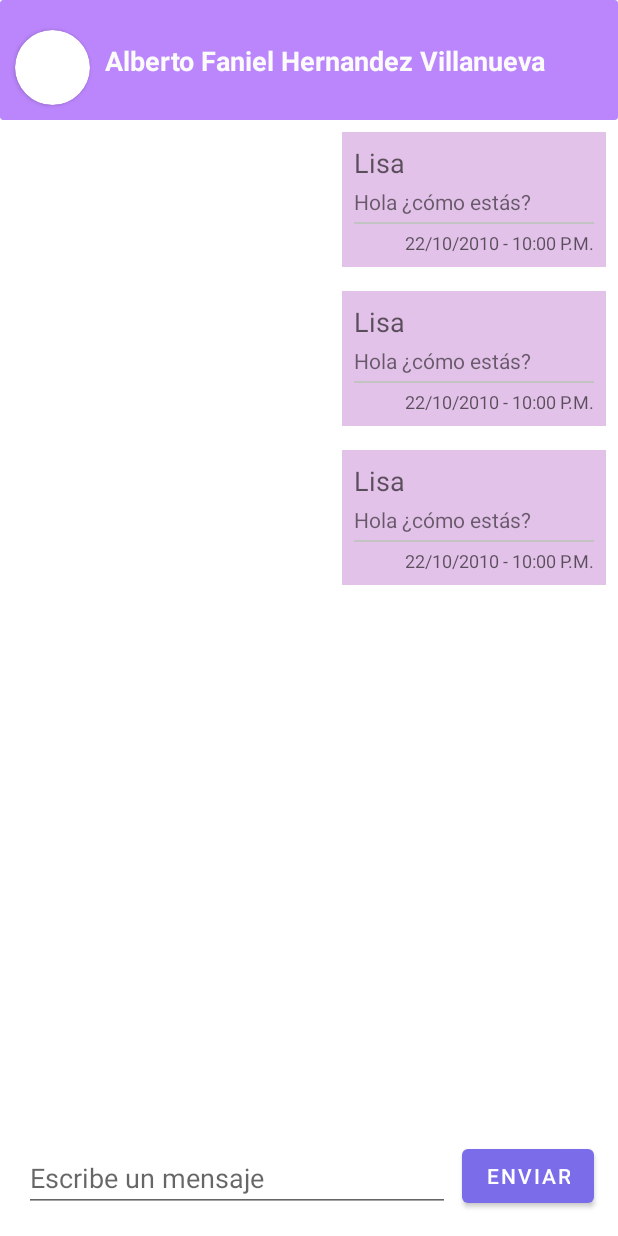
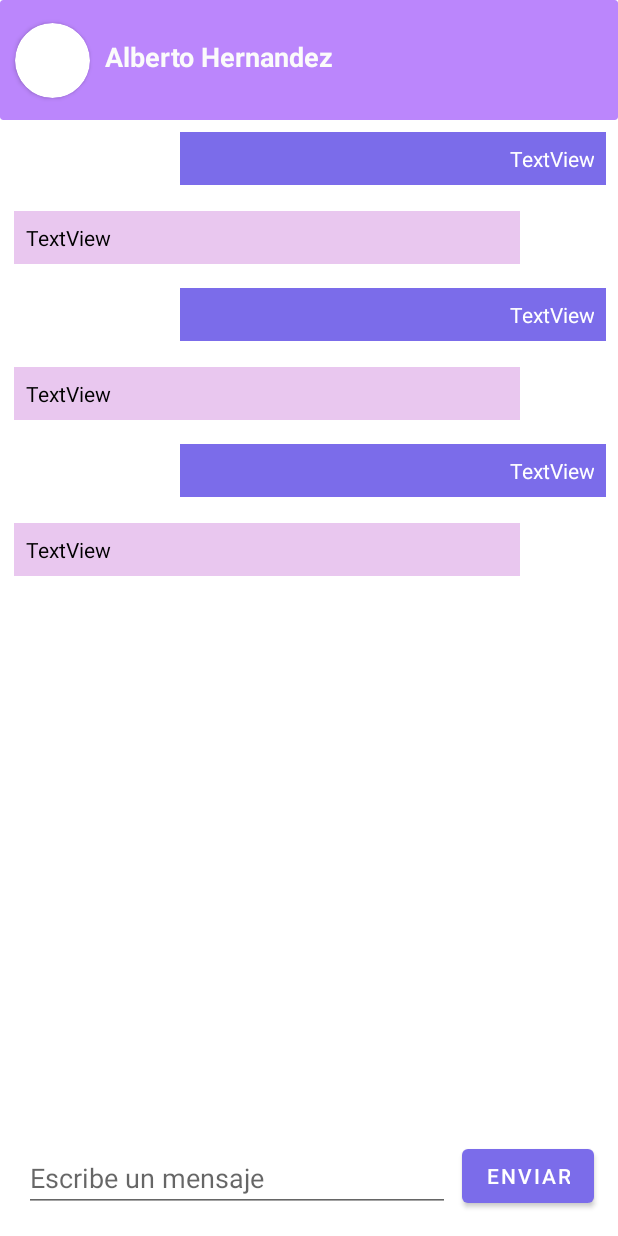
Before and after one commit to AlbertoHV23/POI, an Android app: the layout activity_chat.xml on its own in the app's theme, with its tools: preview values and no code run, on a phone screen of 412 x 824 dp. Run offline under Robolectric (Android 15) with nearby library versions, the phone set to English and light mode, and no system bars.

Commit message:
Si se salva

```diff
--- a/app/app/src/main/java/com/poi/camppus/activities/MainNavigationActivity.kt
+++ b/app/app/src/main/java/com/poi/camppus/activities/MainNavigationActivity.kt
@@ -29,11 +29,5 @@ class MainNavigationActivity : AppCompatActivity() {
         navView.setupWithNavController(navController)
 
 
-
-
-
-
-
-
     }
 }
--- a/app/app/src/main/res/layout/activity_chat.xml
+++ b/app/app/src/main/res/layout/activity_chat.xml
@@ -13,10 +13,10 @@
         android:layout_width="50dp"
         android:layout_height="50dp"
         android:layout_marginStart="10dp"
-        android:layout_marginTop="20dp"
         app:cardCornerRadius="50dp"
+        app:layout_constraintBottom_toBottomOf="@+id/headerChat"
         app:layout_constraintStart_toStartOf="parent"
-        app:layout_constraintTop_toTopOf="parent">
+        app:layout_constraintTop_toTopOf="@+id/headerChat">
 
         <ImageView
             android:id="@+id/imageView3"
@@ -71,7 +71,7 @@
         android:layout_height="wrap_content"
         android:layout_marginStart="10dp"
         android:layout_marginTop="10dp"
-        android:text="Alberto Faniel Hernandez Villanueva"
+        android:text="Alberto Hernandez"
         android:textColor="@color/Backgorund_login"
         android:textSize="18sp"
         android:textStyle="bold"
--- a/app/app/src/main/res/layout/item_lista_mensajes.xml
+++ b/app/app/src/main/res/layout/item_lista_mensajes.xml
@@ -1,50 +1,70 @@
 <?xml version="1.0" encoding="utf-8"?>
-<LinearLayout xmlns:android="http://schemas.android.com/apk/res/android"
+<androidx.constraintlayout.widget.ConstraintLayout xmlns:android="http://schemas.android.com/apk/res/android"
+    xmlns:app="http://schemas.android.com/apk/res-auto"
     xmlns:tools="http://schemas.android.com/tools"
     android:layout_width="match_parent"
-    android:layout_height="wrap_content"
-    android:layout_margin="8dp"
-    android:gravity="right"
-    android:orientation="vertical">
+    android:layout_height="wrap_content">
 
-    <LinearLayout
-        android:id="@+id/contenedorMensaje"
-        android:layout_width="wrap_content"
+    <androidx.constraintlayout.widget.ConstraintLayout
+        android:id="@+id/myMessageLayout"
+        android:layout_width="0dp"
         android:layout_height="wrap_content"
-        android:background="#80C686D1"
-        android:gravity="right|left"
-        android:orientation="vertical"
-        android:padding="8dp">
+        app:layout_constraintEnd_toEndOf="parent"
+        app:layout_constraintStart_toStartOf="parent"
+        app:layout_constraintTop_toTopOf="parent">
 
         <TextView
-            android:id="@+id/mensaje_usuario"
-            android:layout_width="wrap_content"
+            android:id="@+id/myMessageTextView"
+            android:layout_width="0dp"
             android:layout_height="wrap_content"
-            android:textAppearance="@style/TextAppearance.AppCompat.Medium"
-            tools:text="Lisa" />
+            android:layout_marginStart="120dp"
+            android:layout_marginTop="8dp"
+            android:layout_marginEnd="8dp"
+            android:layout_marginBottom="8dp"
+            android:background="@color/color3"
+            android:gravity="end"
+            android:padding="8dp"
+            android:text="TextView"
+            android:textColor="@android:color/white"
+            app:layout_constraintBottom_toBottomOf="parent"
+            app:layout_constraintEnd_toEndOf="parent"
+            app:layout_constraintStart_toStartOf="parent"
+            app:layout_constraintTop_toTopOf="parent"
+            app:layout_constraintVertical_bias="0.98" />
+    </androidx.constraintlayout.widget.ConstraintLayout>
+
+    <androidx.constraintlayout.widget.ConstraintLayout
+        android:id="@+id/otherMessageLayout"
+        android:layout_width="0dp"
+        android:layout_height="wrap_content"
+        android:layout_marginStart="1dp"
+        android:layout_marginLeft="1dp"
+        android:layout_marginTop="1dp"
+        android:layout_marginEnd="1dp"
+        android:layout_marginRight="1dp"
+        app:layout_constraintBottom_toBottomOf="parent"
+        app:layout_constraintEnd_toEndOf="parent"
+        app:layout_constraintHorizontal_bias="1.0"
+        app:layout_constraintStart_toStartOf="parent"
+        app:layout_constraintTop_toBottomOf="@+id/myMessageLayout"
+        app:layout_constraintVertical_bias="1.0">
 
         <TextView
-            android:id="@+id/tvMensaje"
-            android:layout_width="wrap_content"
+            android:id="@+id/othersMessageTextView"
+            android:layout_width="0dp"
             android:layout_height="wrap_content"
-            android:layout_marginTop="4dp"
-            android:maxEms="20"
-            android:minEms="10"
-            tools:text="Hola ¿cómo estás?" />
+            android:layout_marginStart="8dp"
+            android:layout_marginTop="8dp"
+            android:layout_marginEnd="64dp"
+            android:layout_marginBottom="8dp"
+            android:background="#E9C7EF"
+            android:padding="8dp"
+            android:text="TextView"
+            android:textColor="@color/black"
+            app:layout_constraintBottom_toBottomOf="parent"
+            app:layout_constraintEnd_toEndOf="parent"
+            app:layout_constraintStart_toStartOf="parent"
+            app:layout_constraintTop_toTopOf="parent" />
 
-        <View
-            android:layout_width="match_parent"
-            android:layout_height="1dp"
-            android:layout_marginTop="4dp"
-            android:layout_marginBottom="4dp"
-            android:background="#C3C3C3" />
-
-        <TextView
-            android:id="@+id/tvFecha"
-            android:layout_width="match_parent"
-            android:layout_height="wrap_content"
-            android:gravity="end"
-            android:textAppearance="@style/TextAppearance.AppCompat.Caption"
-            tools:text="22/10/2010 - 10:00 P.M." />
-    </LinearLayout>
-</LinearLayout>
+    </androidx.constraintlayout.widget.ConstraintLayout>
+</androidx.constraintlayout.widget.ConstraintLayout>
```
Also changed, not shown: app/app/src/main/java/com/poi/camppus/MensajesActivity.kt (+7 -3 lines), app/app/src/main/java/com/poi/camppus/activities/LoginActivity.kt (+2 -27 lines), app/app/src/main/java/com/poi/camppus/activities/SendmessagesActivity.kt (+3 -15 lines), app/app/src/main/java/com/poi/camppus/activities/SignInActivity.kt (+0 -15 lines), app/app/src/main/java/com/poi/camppus/adapters/ListaChatAdapter.kt (+5 -3 lines), app/app/src/main/java/com/poi/camppus/adapters/MensajesAdapter.kt (+23 -7 lines), app/app/src/main/java/com/poi/camppus/ui/chat/ChatsFragment.kt (+13 -28 lines), app/app/src/main/res/layout/activity_sendmessages.xml (+1 -15 lines).
